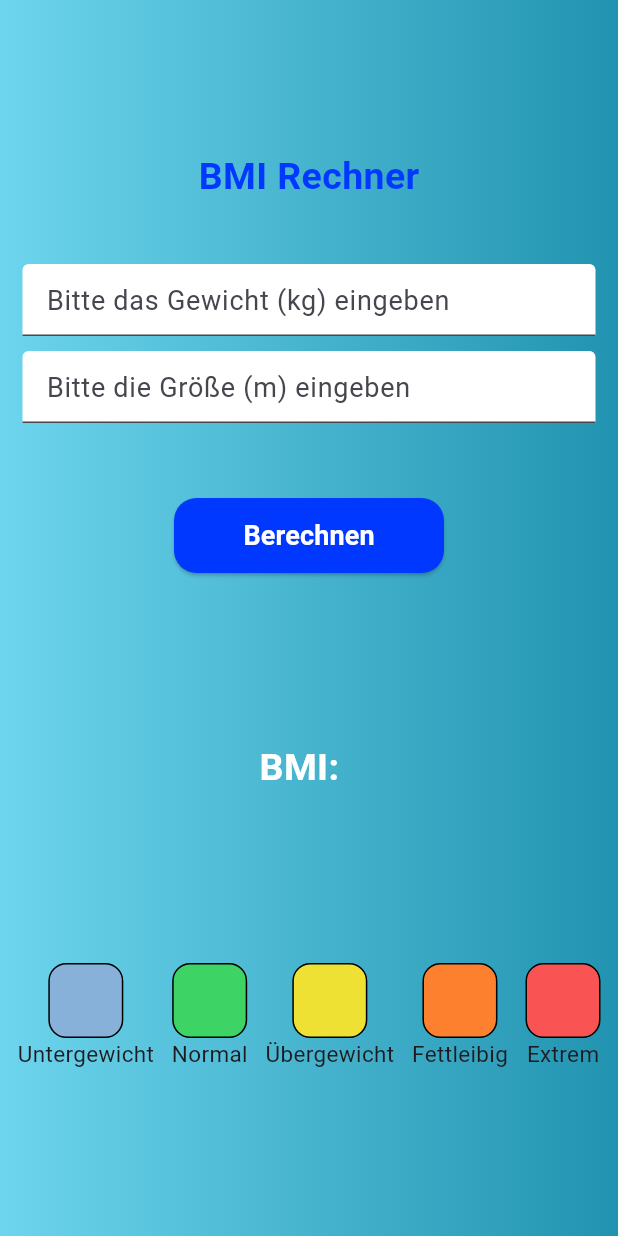
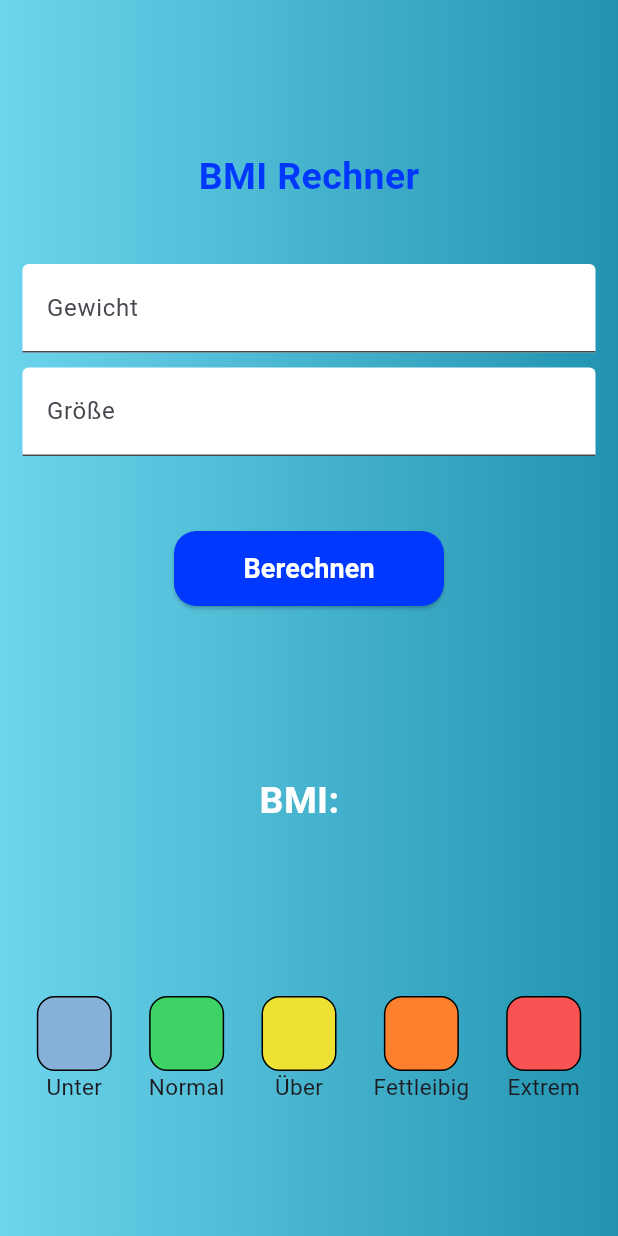
Before and after one commit to Thomas-Thurzo/Flutter-BMI-Rechner-2, a Flutter app: the screen it shows after launch, on a phone screen of 412 x 824 dp. Run offline on Flutter 3.47's test engine with Material 3 defaults, Android fonts, the phone set to English and light mode, and no system bars.

Commit message:
Diverse Update

```diff
--- a/bmi_rechner_v2/lib/widgets/bmi_kategorie_widget.dart
+++ b/bmi_rechner_v2/lib/widgets/bmi_kategorie_widget.dart
@@ -11,9 +11,9 @@ class BmiKategorieWidget extends StatelessWidget {
       child: Row(
         mainAxisAlignment: MainAxisAlignment.spaceEvenly,
         children: [
-          KategorieIndikatorWidget(farbe: untergewicht, label: 'Untergewicht'),
+          KategorieIndikatorWidget(farbe: untergewicht, label: 'Unter'),
           KategorieIndikatorWidget(farbe: normal, label: 'Normal'),
-          KategorieIndikatorWidget(farbe: uebergewicht, label: 'Übergewicht'),
+          KategorieIndikatorWidget(farbe: uebergewicht, label: 'Über'),
           KategorieIndikatorWidget(farbe: fett, label: 'Fettleibig'),
           KategorieIndikatorWidget(farbe: extrem, label: 'Extrem'),
         ],
--- a/bmi_rechner_v2/lib/widgets/gewicht_eingabe_widget.dart
+++ b/bmi_rechner_v2/lib/widgets/gewicht_eingabe_widget.dart
@@ -14,6 +14,7 @@ class GewichtEingabeWidget extends StatelessWidget {
         keyboardType: TextInputType.numberWithOptions(decimal: true),
         style: TextStyle(fontSize: 18, color: Colors.black),
         decoration: InputDecoration(
+          label: Text('Gewicht'),
           hintText: 'Bitte das Gewicht (kg) eingeben',
           filled: true,
           fillColor: Colors.white,
--- a/bmi_rechner_v2/lib/widgets/groesse_eingabe_widget.dart
+++ b/bmi_rechner_v2/lib/widgets/groesse_eingabe_widget.dart
@@ -15,6 +15,7 @@ class GroesseEingabeWidget extends StatelessWidget {
         keyboardType: TextInputType.numberWithOptions(decimal: true),
         style: TextStyle(fontSize: 18, color: Colors.black),
         decoration: InputDecoration(
+          label: Text('Größe'),
           hintText: 'Bitte die Größe (m) eingeben',
           filled: true,
           fillColor: Colors.white,
```
